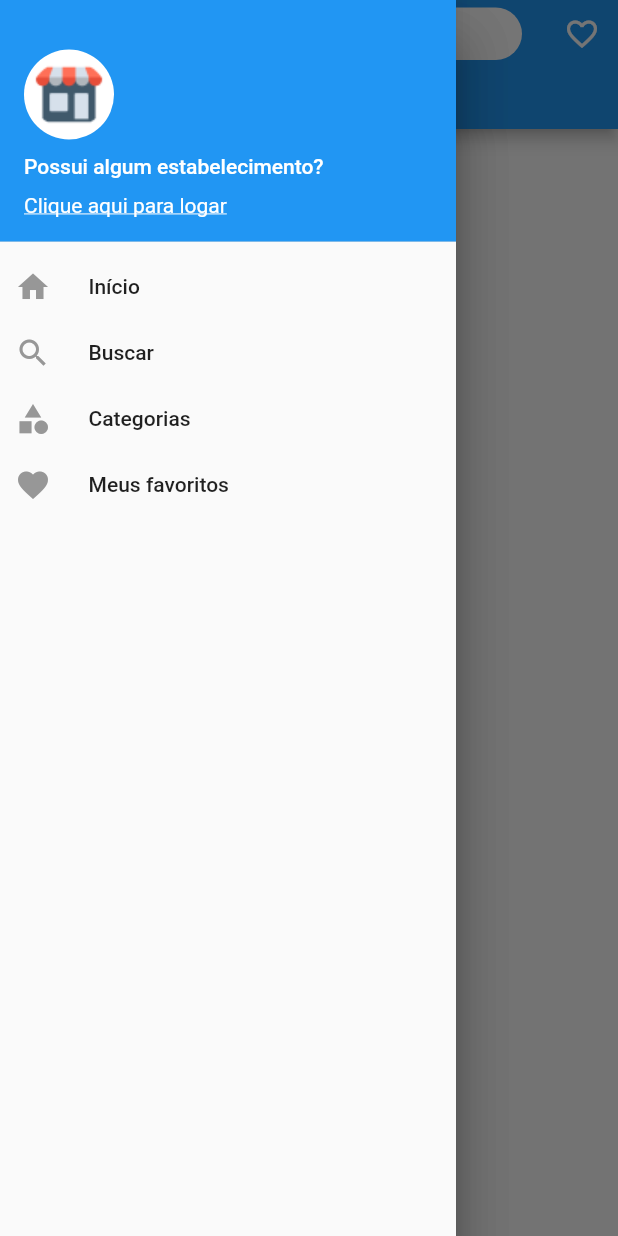
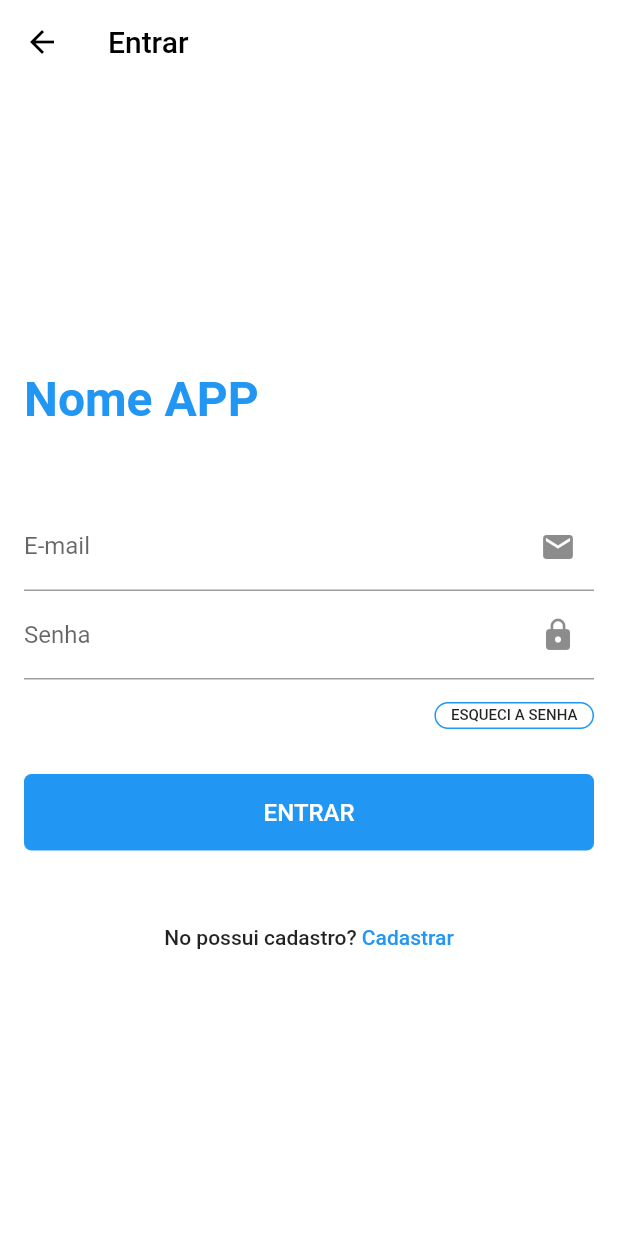
Before and after one commit to notria-12/app-comercio, a Flutter app: the screen it shows after launch, in the side drawer, after a tap on "Clique aqui para logar", on a phone screen of 412 x 824 dp. Run offline on Flutter 3.47's test engine with Material 2 defaults, Android fonts, the light colour scheme and no system bars; our stand-ins replace firebase_core, firebase_database, font_awesome_flutter; accounts and stored records are empty.

Commit message:
add login page

```diff
--- /dev/null
+++ b/lib/src/views/Login/login_page.dart
@@ -0,0 +1,151 @@
+import 'package:flutter/material.dart';
+
+class LoginPage extends StatefulWidget {
+  const LoginPage({Key? key}) : super(key: key);
+
+  @override
+  _LoginPageState createState() => _LoginPageState();
+}
+
+class _LoginPageState extends State<LoginPage> {
+  @override
+  Widget build(BuildContext context) {
+    return Scaffold(
+      appBar: AppBar(
+        backgroundColor: Colors.white,
+        title: Text(
+          'Entrar',
+          style: TextStyle(color: Colors.black),
+        ),
+        elevation: 0,
+        leading: IconButton(
+          icon: Icon(
+            Icons.arrow_back,
+            color: Colors.black,
+          ),
+          onPressed: () {
+            Navigator.pop(context);
+          },
+        ),
+      ),
+      backgroundColor: Colors.white,
+      body: Center(
+        child: SingleChildScrollView(
+          child: Padding(
+            padding: const EdgeInsets.all(16.0),
+            child: Container(
+              // height: MediaQuery.of(context).size.height,
+              child: Column(
+                mainAxisSize: MainAxisSize.max,
+                mainAxisAlignment: MainAxisAlignment.center,
+                children: [
+                  Align(
+                    child: Text(
+                      'Nome APP',
+                      style: TextStyle(
+                          color: Colors.blue,
+                          fontSize: 32,
+                          fontWeight: FontWeight.bold),
+                    ),
+                    alignment: Alignment.topLeft,
+                  ),
+                  SizedBox(
+                    height: 50,
+                  ),
+                  Form(
+                    child: Column(
+                      children: [
+                        TextFormField(
+                          decoration: InputDecoration(
+                              hintText: 'E-mail',
+                              labelText: 'E-mail',
+                              suffixIcon: Icon(Icons.email)),
+                        ),
+                        TextFormField(
+                          decoration: InputDecoration(
+                              hintText: 'Senha',
+                              labelText: 'Senha',
+                              suffixIcon: Icon(Icons.lock)),
+                        ),
+                        SizedBox(
+                          height: 15,
+                        ),
+                        Align(
+                          alignment: Alignment.centerRight,
+                          child: InkWell(
+                            onTap: () {},
+                            child: Container(
+                              padding: EdgeInsets.symmetric(
+                                  vertical: 2, horizontal: 10),
+                              decoration: BoxDecoration(
+                                  borderRadius: BorderRadius.circular(15),
+                                  border: Border.all(color: Colors.blue)),
+                              child: Text(
+                                'ESQUECI A SENHA',
+                                style: TextStyle(
+                                    fontSize: 10,
+                                    fontFamily: 'Roboto',
+                                    fontWeight: FontWeight.w500),
+                              ),
+                            ),
+                          ),
+                        ),
+                        Container(
+                          width: double.maxFinite,
+                          margin: EdgeInsets.only(top: 30),
+                          padding: EdgeInsets.symmetric(vertical: 16.0),
+                          decoration: BoxDecoration(
+                              color: Colors.blue,
+                              borderRadius: BorderRadius.circular(5)),
+                          child: Center(
+                              child: Text(
+                            'ENTRAR',
+                            style: TextStyle(
+                                color: Colors.white,
+                                fontFamily: 'Roboto',
+                                fontSize: 16,
+                                fontWeight: FontWeight.w500),
+                          )),
+                        )
+                      ],
+                    ),
+                  ),
+                  SizedBox(
+                    height: 50,
+                  ),
+                  Container(
+                      width: double.maxFinite,
+                      child: Center(
+                        child: Row(
+                          mainAxisAlignment: MainAxisAlignment.center,
+                          children: [
+                            Text(
+                              'No possui cadastro? ',
+                              style: TextStyle(
+                                  fontSize: 14,
+                                  fontFamily: 'Roboto',
+                                  fontWeight: FontWeight.w500),
+                            ),
+                            InkWell(
+                              onTap: () {},
+                              child: Text(
+                                'Cadastrar',
+                                style: TextStyle(
+                                    color: Colors.blue,
+                                    fontSize: 14,
+                                    fontFamily: 'Roboto',
+                                    fontWeight: FontWeight.w500),
+                              ),
+                            )
+                          ],
+                        ),
+                      ))
+                ],
+              ),
+            ),
+          ),
+        ),
+      ),
+    );
+  }
+}
--- a/lib/src/widgets/drawer_widget.dart
+++ b/lib/src/widgets/drawer_widget.dart
@@ -1,4 +1,5 @@
 import 'package:flutter/material.dart';
+import 'package:loja_virtual/src/views/Login/login_page.dart';
 
 class DrawerWidget extends StatelessWidget {
   const DrawerWidget({Key? key}) : super(key: key);
@@ -43,7 +44,8 @@ class DrawerWidget extends StatelessWidget {
                 ),
                 InkWell(
                   onTap: () {
-                    print('clicou');
+                    Navigator.of(context)
+                        .push(MaterialPageRoute(builder: (_) => LoginPage()));
                   },
                   child: Text(
                     "Clique aqui para logar",
```
